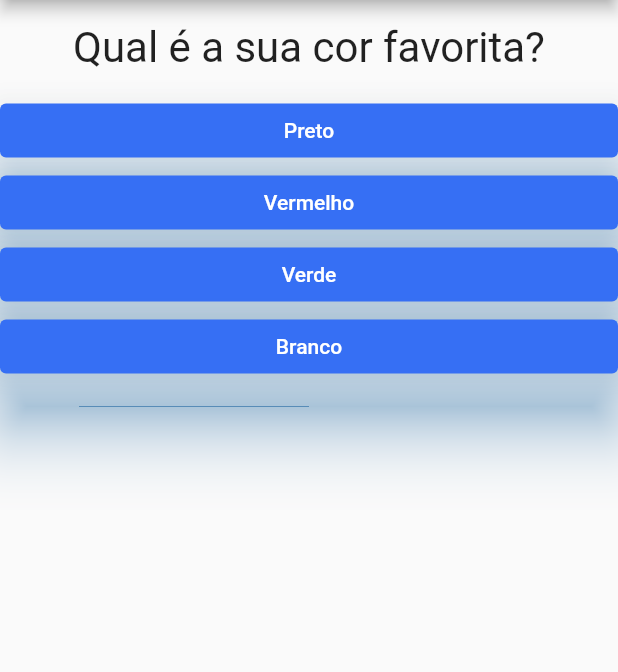
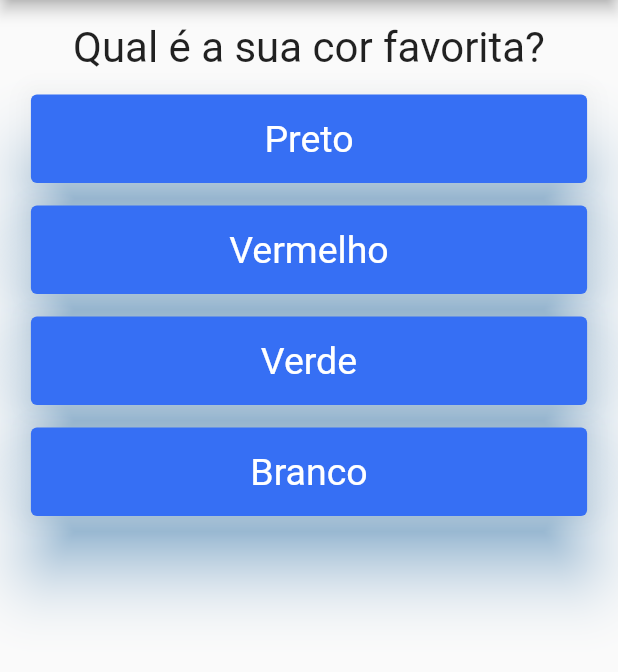
Before and after one commit to JhollRibeiro/Curso-Fluter-Cod3r, a Flutter app: the screen it shows after launch, on a phone screen of 412 x 824 dp, the part 84-756 px from its top. Run offline on Flutter 3.47's test engine with Material 2 defaults, Android fonts, the phone set to English and light mode, and no system bars.

Commit message:
Aulas 57 - 69

```diff
--- a/lib/main.dart
+++ b/lib/main.dart
@@ -1,6 +1,6 @@
 import 'package:flutter/material.dart';
-import 'package:projeto_perguntas/resposta.dart';
-import './questao.dart';
+import './resultados.dart';
+import './questionario.dart';
 
 void main() {
   runApp(const PerguntaApp());
@@ -8,27 +8,51 @@ void main() {
 
 class _PerguntaAppState extends State<PerguntaApp> {
   var _perguntaSelecionada = 0;
+  var _pontuacaoTotal = 0;
   final List<Map<String, Object>> _perguntas = const [
     {
       'texto': 'Qual é a sua cor favorita?',
-      'respostas': ['Preto', 'Vermelho', 'Verde', 'Branco']
+      'respostas': [
+        {'texto': 'Preto', 'pontuacao': 10},
+        {'texto': 'Vermelho', 'pontuacao': 5},
+        {'texto': 'Verde', 'pontuacao': 3},
+        {'texto': 'Branco', 'pontuacao': 1},
+      ]
     },
     {
       'texto': 'Qual é o seu animal favorito?',
-      'respostas': ['Coelho', 'Cobra', 'Elefante', 'Leão']
+      'respostas': [
+        {'texto': 'Coelho', 'pontuacao': 10},
+        {'texto': 'Cobra', 'pontuacao': 5},
+        {'texto': 'Elefante', 'pontuacao': 3},
+        {'texto': 'Leão', 'pontuacao': 1},
+      ]
     },
     {
       'texto': 'Qual é o seu instrutor favorito?',
-      'respostas': ['Maria', 'João', 'Leo', 'Pedro']
+      'respostas': [
+        {'texto': 'Leo', 'pontuacao': 10},
+        {'texto': 'Maria', 'pontuacao': 5},
+        {'texto': 'João', 'pontuacao': 3},
+        {'texto': 'Pedro', 'pontuacao': 1},
+      ]
     },
   ];
 
-  void _responder() {
+  void _responder(int pontuacao) {
     if (temPerguntaSelecionada) {
       setState(() {
         _perguntaSelecionada++;
+        _pontuacaoTotal += pontuacao;
       });
     }
+  }
+
+  void _reiniciarQuestionario(){
+    setState(() {
+      _perguntaSelecionada = 0;
+      _pontuacaoTotal = 0;
+    });
   }
 
   bool get temPerguntaSelecionada {
@@ -37,28 +61,18 @@ class _PerguntaAppState extends State<PerguntaApp> {
 
   @override
   Widget build(BuildContext context) {
-    List<String> respostas = temPerguntaSelecionada
-        ? _perguntas[_perguntaSelecionada].cast()['respostas']
-        : [];
-
     return MaterialApp(
       home: Scaffold(
         appBar: AppBar(
           title: const Text("Perguntas"),
         ),
         body: temPerguntaSelecionada
-            ? Column(
-                children: <Widget>[
-                  Questao(_perguntas[_perguntaSelecionada]['texto'].toString()),
-                  ...respostas.map((t) => Resposta(t, _responder)).toList(),
-                ],
+            ? Questionario(
+                perguntas: _perguntas,
+                perguntaSelecionada: _perguntaSelecionada,
+                quandoResponder: _responder,
               )
-            : const Center(
-                child: Text(
-                  'Parabéns!',
-                  style: TextStyle(fontSize: 28),
-                ),
-              ),
+            : Resultados(pontuacao: _pontuacaoTotal, quandoReiniciarQuestionario: _reiniciarQuestionario),
       ),
     );
   }
--- /dev/null
+++ b/lib/questionario.dart
@@ -0,0 +1,39 @@
+import 'package:flutter/material.dart';
+import './questao.dart';
+import './resposta.dart';
+
+class Questionario extends StatelessWidget {
+  final List<Map<String, Object>> perguntas;
+  final int perguntaSelecionada;
+  final void Function(int) quandoResponder;
+
+  const Questionario({
+    required this.perguntas,
+    required this.perguntaSelecionada,
+    required this.quandoResponder,
+    super.key,
+  });
+
+  bool get temPerguntaSelecionada {
+    return perguntaSelecionada < perguntas.length;
+  }
+
+  @override
+  Widget build(BuildContext context) {
+    List<Map<String, Object>> respostas = temPerguntaSelecionada
+        ? perguntas[perguntaSelecionada].cast()['respostas']
+        : [];
+
+    return Column(
+      children: <Widget>[
+        Questao(perguntas[perguntaSelecionada]['texto'].toString()),
+        ...respostas.map((resp) {
+          return Resposta(
+            resp['texto'] as String,
+            () => quandoResponder(int.parse(resp['pontuacao'].toString())),
+          );
+        }).toList(),
+      ],
+    );
+  }
+}
--- a/lib/resposta.dart
+++ b/lib/resposta.dart
@@ -8,8 +8,11 @@ class Resposta extends StatelessWidget {
 
   @override
   Widget build(BuildContext context) {
+    double screenWidth = MediaQuery.of(context).size.width;
     return SizedBox(
-      width: double.infinity,
+      width: screenWidth * 0.9,
+      child: Container(
+        margin: const EdgeInsets.only(bottom: 15),
         child: ElevatedButton(
           style: ElevatedButton.styleFrom(
             backgroundColor: const Color.fromARGB(255, 54, 111, 244),
@@ -19,10 +22,13 @@ class Resposta extends StatelessWidget {
                 const Color.fromARGB(255, 122, 122, 122).withOpacity(0.12),
             elevation: 20,
             shadowColor: Colors.blue,
+            textStyle: const TextStyle(fontSize: 25),
+            padding: const EdgeInsets.all(15),
           ),
           onPressed: quandoSelecionado,
           child: Text(texto),
         ),
+      ),
     );
   }
 }
```
Also changed, not shown: lib/resultados.dart (added, +51 -0 lines). Lines whose indentation alone changed are shown as unchanged.
